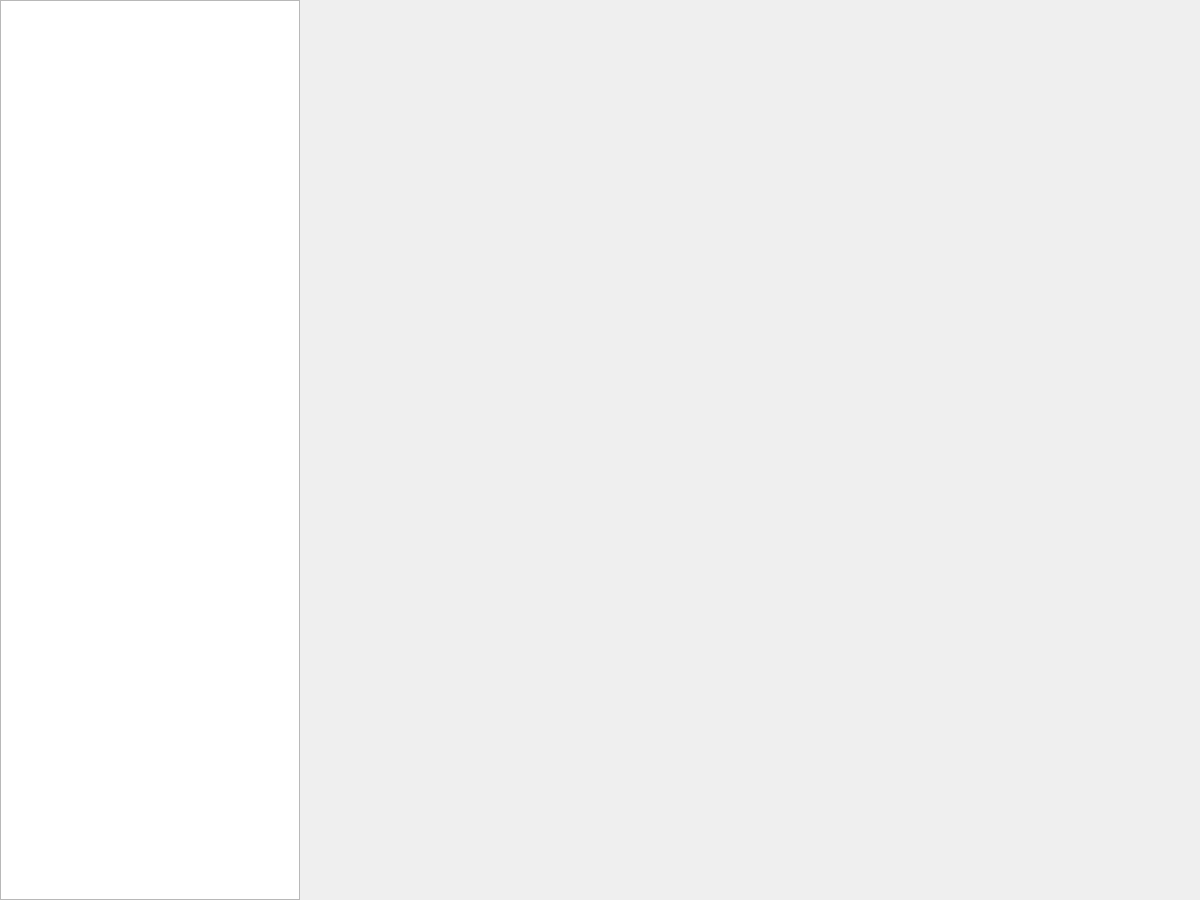
Above: window.ui from wish142857/GraphClipping before the change. Below: the same form after it.
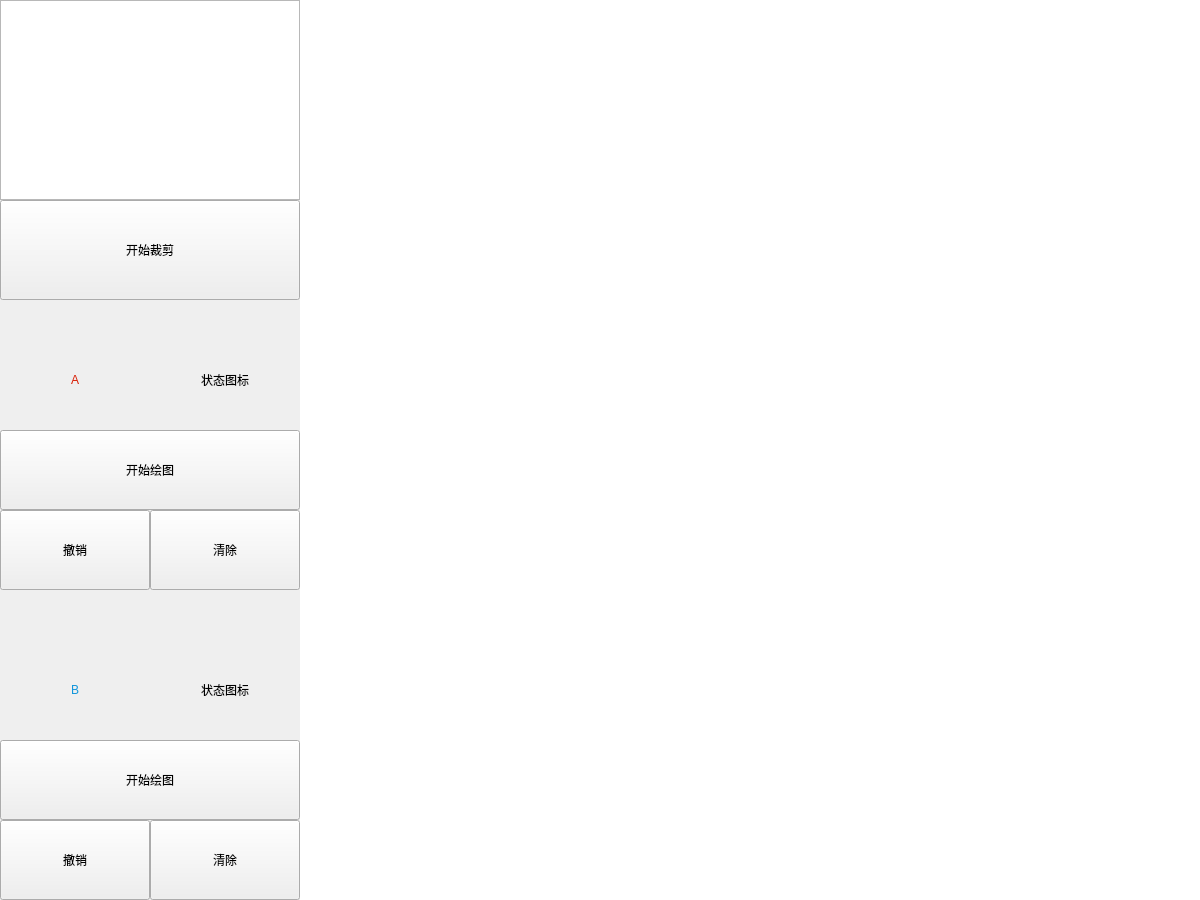
That is the form after the change.

Patch:
```diff
--- a/window.ui
+++ b/window.ui
@@ -14,17 +14,7 @@
    <string>Window</string>
   </property>
   <widget class="QWidget" name="centralwidget">
-   <widget class="QTextEdit" name="textEdit">
-    <property name="geometry">
-     <rect>
-      <x>0</x>
-      <y>0</y>
-      <width>300</width>
-      <height>900</height>
-     </rect>
-    </property>
-   </widget>
-   <widget class="QLabel" name="label">
+   <widget class="QLabel" name="drawingArea">
     <property name="geometry">
      <rect>
       <x>300</x>
@@ -33,10 +23,186 @@
       <height>900</height>
      </rect>
     </property>
+    <property name="styleSheet">
+     <string notr="true">background-color: rgb(255, 255, 255);</string>
+    </property>
     <property name="text">
      <string/>
     </property>
    </widget>
+   <widget class="QTextBrowser" name="infoBrowser">
+    <property name="geometry">
+     <rect>
+      <x>0</x>
+      <y>0</y>
+      <width>300</width>
+      <height>200</height>
+     </rect>
+    </property>
+   </widget>
+   <widget class="QPushButton" name="clipButton">
+    <property name="geometry">
+     <rect>
+      <x>0</x>
+      <y>200</y>
+      <width>300</width>
+      <height>100</height>
+     </rect>
+    </property>
+    <property name="text">
+     <string>开始裁剪</string>
+    </property>
+   </widget>
+   <widget class="QPushButton" name="startButton_A">
+    <property name="geometry">
+     <rect>
+      <x>0</x>
+      <y>430</y>
+      <width>300</width>
+      <height>80</height>
+     </rect>
+    </property>
+    <property name="text">
+     <string>开始绘图</string>
+    </property>
+   </widget>
+   <widget class="QPushButton" name="startButton_B">
+    <property name="geometry">
+     <rect>
+      <x>0</x>
+      <y>740</y>
+      <width>300</width>
+      <height>80</height>
+     </rect>
+    </property>
+    <property name="text">
+     <string>开始绘图</string>
+    </property>
+   </widget>
+   <widget class="QPushButton" name="cancelButton_A">
+    <property name="geometry">
+     <rect>
+      <x>0</x>
+      <y>510</y>
+      <width>150</width>
+      <height>80</height>
+     </rect>
+    </property>
+    <property name="text">
+     <string>撤销</string>
+    </property>
+   </widget>
+   <widget class="QPushButton" name="clearButton_A">
+    <property name="geometry">
+     <rect>
+      <x>150</x>
+      <y>510</y>
+      <width>150</width>
+      <height>80</height>
+     </rect>
+    </property>
+    <property name="text">
+     <string>清除</string>
+    </property>
+   </widget>
+   <widget class="QPushButton" name="cancelButton_B">
+    <property name="geometry">
+     <rect>
+      <x>0</x>
+      <y>820</y>
+      <width>150</width>
+      <height>80</height>
+     </rect>
+    </property>
+    <property name="text">
+     <string>撤销</string>
+    </property>
+   </widget>
+   <widget class="QPushButton" name="clearButton_B">
+    <property name="geometry">
+     <rect>
+      <x>150</x>
+      <y>820</y>
+      <width>150</width>
+      <height>80</height>
+     </rect>
+    </property>
+    <property name="text">
+     <string>清除</string>
+    </property>
+   </widget>
+   <widget class="QLabel" name="logoLabel_A">
+    <property name="geometry">
+     <rect>
+      <x>0</x>
+      <y>330</y>
+      <width>150</width>
+      <height>100</height>
+     </rect>
+    </property>
+    <property name="styleSheet">
+     <string notr="true">font: 75 36pt &quot;微软雅黑&quot;;
+color: rgb(216, 30, 6);</string>
+    </property>
+    <property name="text">
+     <string>A</string>
+    </property>
+    <property name="alignment">
+     <set>Qt::AlignCenter</set>
+    </property>
+   </widget>
+   <widget class="QLabel" name="statusLabel_A">
+    <property name="geometry">
+     <rect>
+      <x>150</x>
+      <y>330</y>
+      <width>150</width>
+      <height>100</height>
+     </rect>
+    </property>
+    <property name="text">
+     <string>状态图标</string>
+    </property>
+    <property name="alignment">
+     <set>Qt::AlignCenter</set>
+    </property>
+   </widget>
+   <widget class="QLabel" name="statusLabel_B">
+    <property name="geometry">
+     <rect>
+      <x>150</x>
+      <y>640</y>
+      <width>150</width>
+      <height>100</height>
+     </rect>
+    </property>
+    <property name="text">
+     <string>状态图标</string>
+    </property>
+    <property name="alignment">
+     <set>Qt::AlignCenter</set>
+    </property>
+   </widget>
+   <widget class="QLabel" name="logoLabel_B">
+    <property name="geometry">
+     <rect>
+      <x>0</x>
+      <y>640</y>
+      <width>150</width>
+      <height>100</height>
+     </rect>
+    </property>
+    <property name="styleSheet">
+     <string notr="true">font: 75 36pt &quot;微软雅黑&quot;;
+color: rgb(18, 150, 219);</string>
+    </property>
+    <property name="text">
+     <string>B</string>
+    </property>
+    <property name="alignment">
+     <set>Qt::AlignCenter</set>
+    </property>
+   </widget>
   </widget>
  </widget>
  <resources/>
```
